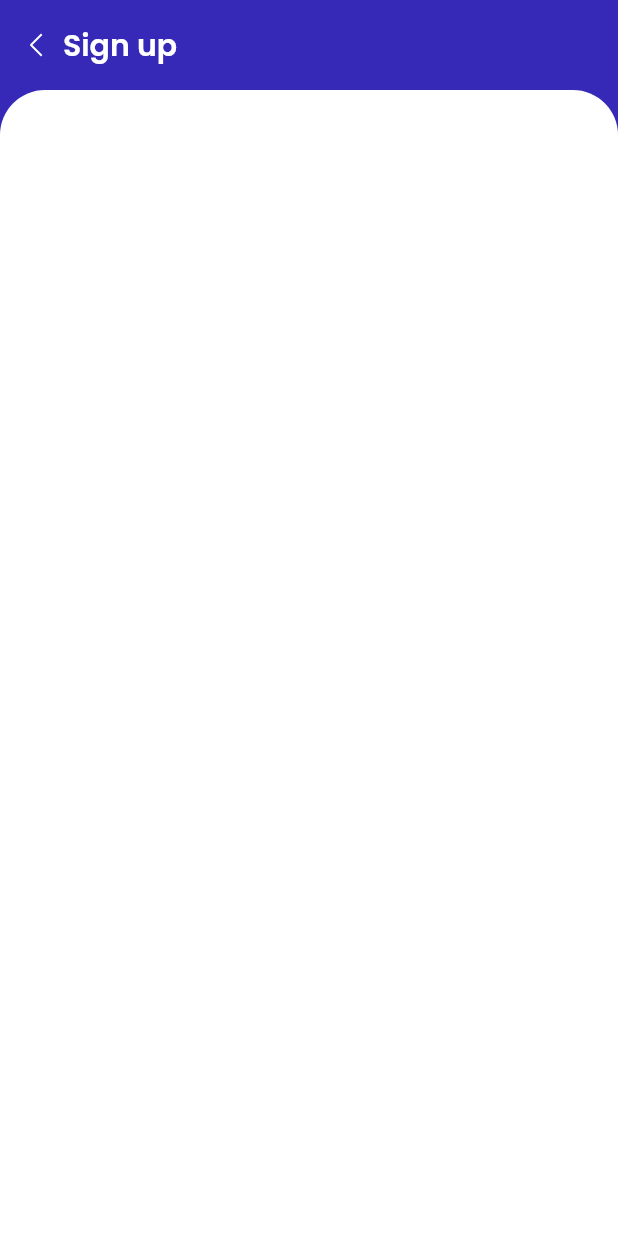
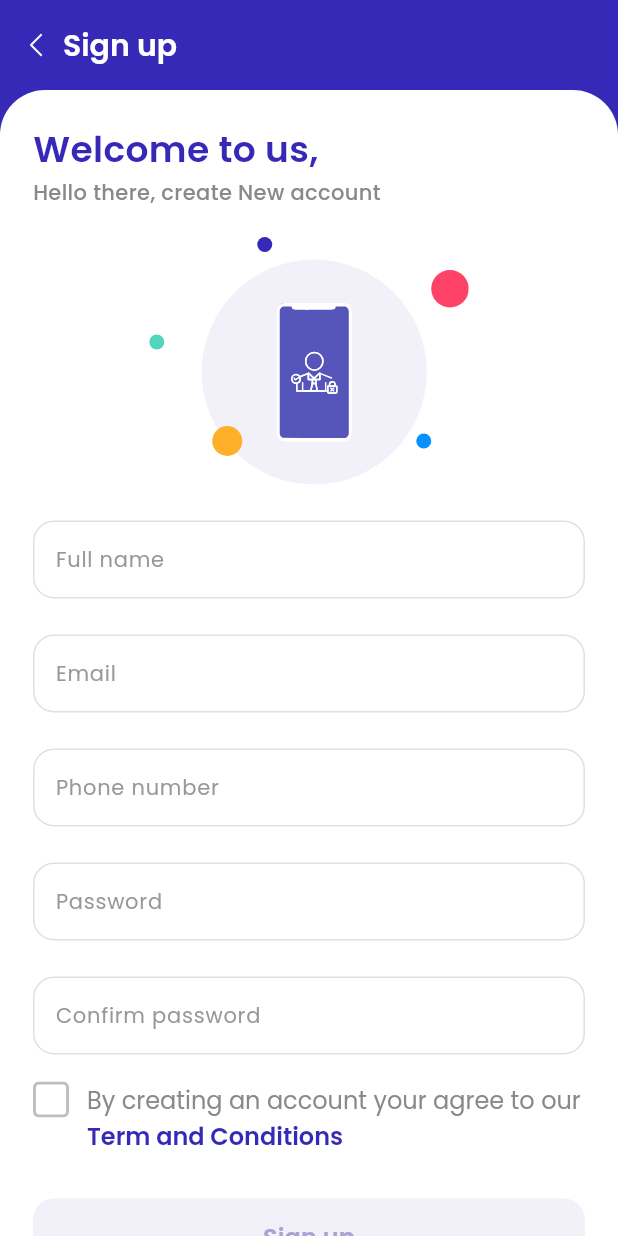
Before and after one commit to nghiaMeo/banking_application, a Flutter app: the SignUpPage screen opened directly, on a phone screen of 412 x 824 dp. Run offline on Flutter 3.47's test engine with Material 3 defaults, Android fonts, the phone set to English and light mode, and no system bars; our stand-ins replace dio, flutter_riverpod, flutter_svg, google_fonts; project files that could hold a hidden picture were left out.

Commit message:
build sign in and sign up page

```diff
--- a/lib/core/asset/vectors/app_vectors.dart
+++ b/lib/core/asset/vectors/app_vectors.dart
@@ -84,6 +84,7 @@ class AppVectors{
   //Illustration
   static const auth = '${basePathIllustration}auth$format';
   static const signIn = '${basePathIllustration}sign_in$format';
+  static const signUp = '${basePathIllustration}sign_up$format';
   static const card = '${basePathIllustration}card$format';
   static const payment = '${basePathIllustration}payment$format';
   static const saving = '${basePathIllustration}saving$format';
--- a/lib/core/utils/app_bar_custom.dart
+++ b/lib/core/utils/app_bar_custom.dart
@@ -1,16 +1,19 @@
 import 'package:bank_app/core/asset/vectors/app_vectors.dart';
 import 'package:bank_app/core/theme/typo_theme.dart';
+import 'package:bank_app/core/utils/app_navigator.dart';
 import 'package:flutter/material.dart';
 import 'package:flutter_svg/flutter_svg.dart';
 
 class AppBarCustom extends StatelessWidget implements PreferredSizeWidget {
   final String titleAppBar;
   final Color backGroundColor;
+  final Widget? fallBackWidget;
 
   const AppBarCustom({
     super.key,
     required this.titleAppBar,
     required this.backGroundColor,
+    this.fallBackWidget,
   });
 
   @override
@@ -25,7 +28,9 @@ class AppBarCustom extends StatelessWidget implements PreferredSizeWidget {
             splashColor: Colors.transparent,
             hoverColor: Colors.transparent,
             highlightColor: Colors.transparent,
-            onTap: () {},
+            onTap: () {
+              AppNavigator.pop(context, fallBackWidget: fallBackWidget);
+            },
             child: SvgPicture.asset(
               AppVectors.left,
               height: 16,
--- a/lib/core/utils/app_navigator.dart
+++ b/lib/core/utils/app_navigator.dart
@@ -19,4 +19,12 @@ class AppNavigator {
       (route) => false,
     );
   }
+
+  static void pop(BuildContext context, {Widget? fallBackWidget}) {
+    if (Navigator.canPop(context)) {
+      Navigator.pop(context);
+    } else if (fallBackWidget != null) {
+      pushReplacement(context, fallBackWidget);
+    }
+  }
 }
--- a/lib/presentation/auth/sign_up_page.dart
+++ b/lib/presentation/auth/sign_up_page.dart
@@ -1,8 +1,15 @@
 import 'package:bank_app/core/theme/colors_theme.dart';
 import 'package:bank_app/core/theme/typo_theme.dart';
 import 'package:bank_app/core/utils/app_bar_custom.dart';
+import 'package:bank_app/presentation/auth/sign_in_page.dart';
+import 'package:bank_app/presentation/auth/widgets/input_field_widget.dart';
 import 'package:flutter/material.dart';
 import 'package:flutter_riverpod/flutter_riverpod.dart';
+import 'package:flutter_svg/svg.dart';
+import 'package:google_fonts/google_fonts.dart';
+
+import '../../core/asset/vectors/app_vectors.dart';
+import '../../core/utils/app_navigator.dart';
 
 class SignUpPage extends ConsumerStatefulWidget {
   const SignUpPage({super.key});
@@ -12,12 +19,15 @@ class SignUpPage extends ConsumerStatefulWidget {
 }
 
 class _SignUpPageState extends ConsumerState<SignUpPage> {
+  bool isCheck = false;
+
   @override
   Widget build(BuildContext context) {
     return Scaffold(
       appBar: AppBarCustom(
         titleAppBar: "Sign up",
         backGroundColor: ColorsTheme.firstPrimary,
+        fallBackWidget: const SignInPage(),
       ),
       body: SafeArea(
         child: Column(
@@ -42,7 +52,39 @@ class _SignUpPageState extends ConsumerState<SignUpPage> {
                     child: Column(
                       crossAxisAlignment: CrossAxisAlignment.start,
                       children: [
-
+                        _buildDescriptionTitle(context),
+                        _buildInputFields(context),
+                        SizedBox(height: 18),
+                        _buildCheck(context),
+                        SizedBox(height: 30),
+                        _buildButton(context),
+                        SizedBox(height: 20),
+                        Center(
+                          child: Row(
+                            mainAxisSize: MainAxisSize.min,
+                            children: [
+                              TypoTheme.bodyMedium_14(
+                                context,
+                                ColorsTheme.neutralGreyDeep,
+                                text: "Have an account? ",
+                              ),
+                              SizedBox(width: 6),
+                              InkWell(
+                                onTap: () {
+                                  AppNavigator.pushReplacement(
+                                    context,
+                                    SignInPage(),
+                                  );
+                                },
+                                child: TypoTheme.captionSemibold_14(
+                                  context,
+                                  ColorsTheme.firstPrimary,
+                                  text: 'Sign In',
+                                ),
+                              ),
+                            ],
+                          ),
+                        ),
                       ],
                     ),
                   ),
@@ -57,10 +99,109 @@ class _SignUpPageState extends ConsumerState<SignUpPage> {
 
   Widget _buildDescriptionTitle(BuildContext context) {
     return Column(
+      crossAxisAlignment: CrossAxisAlignment.start,
       children: [
-       TypoTheme.
+        TypoTheme.titleSemiBold_24(
+          context,
+          ColorsTheme.firstPrimary,
+          text: 'Welcome to us,',
+        ),
+        const SizedBox(height: 2),
+        TypoTheme.bodyMedium_14(
+          context,
+          ColorsTheme.neutralGreyMid,
+          text: "Hello there, create New account",
+        ),
       ],
     );
   }
 
+  Widget _buildInputFields(BuildContext context) {
+    return Column(
+      children: [
+        const SizedBox(height: 20),
+        Center(child: SvgPicture.asset(AppVectors.signUp)),
+        const SizedBox(height: 24),
+        inputFieldWidget(context, hint: "Full name"),
+        const SizedBox(height: 24),
+        inputFieldWidget(context, hint: "Email"),
+        const SizedBox(height: 24),
+        inputFieldWidget(context, hint: "Phone number"),
+        const SizedBox(height: 24),
+        inputFieldWidget(context, hint: "Password"),
+        const SizedBox(height: 24),
+        inputFieldWidget(context, hint: "Confirm password"),
+      ],
+    );
+  }
+
+  Widget _buildCheck(BuildContext context) {
+    return Row(
+      crossAxisAlignment: CrossAxisAlignment.start,
+      children: [
+        InkWell(
+          onTap: () {
+            setState(() {
+              isCheck = !isCheck;
+            });
+          },
+          child: SvgPicture.asset(
+            isCheck == false ? AppVectors.check : AppVectors.checked,
+            height: 24,
+            width: 24,
+          ),
+        ),
+        const SizedBox(width: 12),
+        Expanded(
+          child: RichText(
+            text: TextSpan(
+              text: "By creating an account your agree to our ",
+              style: GoogleFonts.poppins(
+                textStyle: const TextStyle(
+                  color: ColorsTheme.neutralGreyMid,
+                  fontSize: 16,
+                  fontWeight: FontWeight.w400,
+                ),
+              ),
+              children: [
+                TextSpan(
+                  text: "Term and Conditions",
+                  style: GoogleFonts.poppins(
+                    textStyle: const TextStyle(
+                      color: ColorsTheme.firstPrimary,
+                      fontSize: 16,
+                      fontWeight: FontWeight.w600,
+                    ),
+                  ),
+                ),
+              ],
+            ),
+          ),
+        ),
+      ],
+    );
+  }
+
+  Widget _buildButton(BuildContext context) {
+    return SizedBox(
+      width: double.infinity,
+      height: 52,
+      child: ElevatedButton(
+        onPressed: () {},
+        style: ElevatedButton.styleFrom(
+          backgroundColor: ColorsTheme.fourthPrimary,
+          foregroundColor: ColorsTheme.thirdPrimary,
+          elevation: 0,
+          shape: RoundedRectangleBorder(
+            borderRadius: BorderRadius.circular(14),
+          ),
+        ),
+        child: TypoTheme.titleSemiBold_16(
+          context,
+          ColorsTheme.thirdPrimary,
+          text: 'Sign up',
+        ),
+      ),
+    );
+  }
 }
```
Also changed, not shown: assets/svg/Illustration/sign_up.svg (added).
